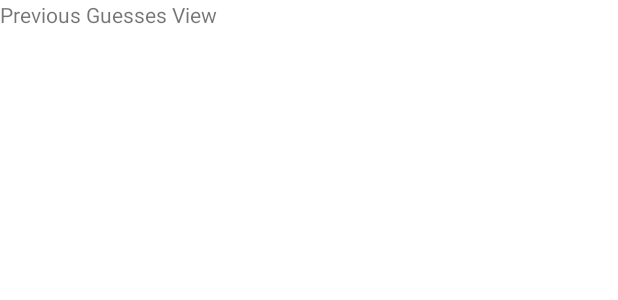
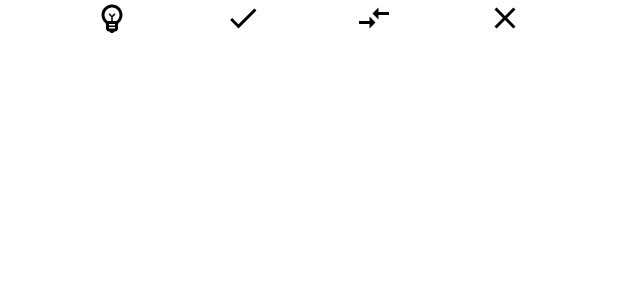
Before and after one commit to starikcetin/ctis487-term-project, an Android app: the layout fragment_game_prev_guesses.xml on its own in the app's theme, with its tools: preview values and no code run, on a phone screen of 412 x 824 dp. Shown: the top 300 px of the screen. Run offline under Robolectric (Android 15) with nearby library versions, the phone set to English and light mode, and no system bars.

Commit message:
previous guesses fragment layout (recycler view wip)

```diff
--- /dev/null
+++ b/GuessTheNumber/app/src/main/res/drawable/correct.xml
@@ -0,0 +1,5 @@
+<vector android:height="24dp" android:tint="#FFFFFF"
+    android:viewportHeight="24" android:viewportWidth="24"
+    android:width="24dp" xmlns:android="http://schemas.android.com/apk/res/android">
+    <path android:fillColor="@android:color/white" android:pathData="M9,16.17L4.83,12l-1.42,1.41L9,19 21,7l-1.41,-1.41L9,16.17z"/>
+</vector>
--- /dev/null
+++ b/GuessTheNumber/app/src/main/res/drawable/misplaced.xml
@@ -0,0 +1,5 @@
+<vector android:height="24dp" android:tint="#FFFFFF"
+    android:viewportHeight="24" android:viewportWidth="24"
+    android:width="24dp" xmlns:android="http://schemas.android.com/apk/res/android">
+    <path android:fillColor="@android:color/white" android:pathData="M9.01,14H2v2h7.01v3L13,15l-3.99,-4V14zM14.99,13v-3H22V8h-7.01V5L11,9L14.99,13z"/>
+</vector>
--- /dev/null
+++ b/GuessTheNumber/app/src/main/res/drawable/wrong.xml
@@ -0,0 +1,5 @@
+<vector android:height="24dp" android:tint="#FFFFFF"
+    android:viewportHeight="24" android:viewportWidth="24"
+    android:width="24dp" xmlns:android="http://schemas.android.com/apk/res/android">
+    <path android:fillColor="@android:color/white" android:pathData="M19,6.41L17.59,5 12,10.59 6.41,5 5,6.41 10.59,12 5,17.59 6.41,19 12,13.41 17.59,19 19,17.59 13.41,12z"/>
+</vector>
--- a/GuessTheNumber/app/src/main/res/layout/fragment_game_prev_guesses.xml
+++ b/GuessTheNumber/app/src/main/res/layout/fragment_game_prev_guesses.xml
@@ -1,16 +1,89 @@
 <?xml version="1.0" encoding="utf-8"?>
-<FrameLayout xmlns:android="http://schemas.android.com/apk/res/android"
+<androidx.constraintlayout.widget.ConstraintLayout xmlns:android="http://schemas.android.com/apk/res/android"
+    xmlns:app="http://schemas.android.com/apk/res-auto"
     xmlns:tools="http://schemas.android.com/tools"
     android:id="@+id/prevGuesses_root_frameLayout_static"
     android:layout_width="match_parent"
     android:layout_height="match_parent"
     tools:context=".GamePrevGuessesFragment">
 
-    <!-- TODO: Update blank fragment layout -->
-    <TextView
-        android:id="@+id/prevGuesses_placeholder_textView_static"
+    <LinearLayout
+        android:id="@+id/prevGuesses_legend_linearLayout_static"
         android:layout_width="match_parent"
-        android:layout_height="match_parent"
-        android:text="Previous Guesses View" />
+        android:layout_height="wrap_content"
+        android:gravity="center"
+        android:orientation="horizontal"
+        app:layout_constraintEnd_toEndOf="parent"
+        app:layout_constraintHorizontal_bias="0.0"
+        app:layout_constraintStart_toStartOf="parent"
+        app:layout_constraintTop_toTopOf="parent">
 
-</FrameLayout>
+        <Space
+            android:layout_width="wrap_content"
+            android:layout_height="wrap_content"
+            android:layout_weight="1" />
+
+        <ImageView
+            android:id="@+id/prevGuesses_guess_imageView_static"
+            android:layout_width="wrap_content"
+            android:layout_height="wrap_content"
+            android:layout_weight="0"
+            android:src="@drawable/guess"
+            app:tint="#000000" />
+
+        <Space
+            android:layout_width="wrap_content"
+            android:layout_height="wrap_content"
+            android:layout_weight="1" />
+
+        <ImageView
+            android:id="@+id/prevGuesses_correct_imageView_static"
+            android:layout_width="wrap_content"
+            android:layout_height="wrap_content"
+            android:layout_weight="0"
+            android:src="@drawable/correct"
+            app:tint="#000000" />
+
+        <Space
+            android:layout_width="wrap_content"
+            android:layout_height="wrap_content"
+            android:layout_weight="1" />
+
+        <ImageView
+            android:id="@+id/prevGuesses_misplaced_imageView_static"
+            android:layout_width="wrap_content"
+            android:layout_height="wrap_content"
+            android:layout_weight="0"
+            android:src="@drawable/misplaced"
+            app:tint="#000000" />
+
+        <Space
+            android:layout_width="wrap_content"
+            android:layout_height="wrap_content"
+            android:layout_weight="1" />
+
+        <ImageView
+            android:id="@+id/prevGuesses_wrong_imageView_static"
+            android:layout_width="wrap_content"
+            android:layout_height="wrap_content"
+            android:layout_weight="0"
+            android:src="@drawable/wrong"
+            app:tint="#000000" />
+
+        <Space
+            android:layout_width="wrap_content"
+            android:layout_height="wrap_content"
+            android:layout_weight="1" />
+    </LinearLayout>
+
+    <androidx.recyclerview.widget.RecyclerView
+        android:id="@+id/prevGuesses_guessList_recyclerView"
+        android:layout_width="match_parent"
+        android:layout_height="0dp"
+        android:layout_marginTop="20dp"
+        app:layout_constraintBottom_toBottomOf="parent"
+        app:layout_constraintEnd_toEndOf="parent"
+        app:layout_constraintStart_toStartOf="parent"
+        app:layout_constraintTop_toBottomOf="@+id/prevGuesses_legend_linearLayout_static" />
+
+</androidx.constraintlayout.widget.ConstraintLayout>
```
